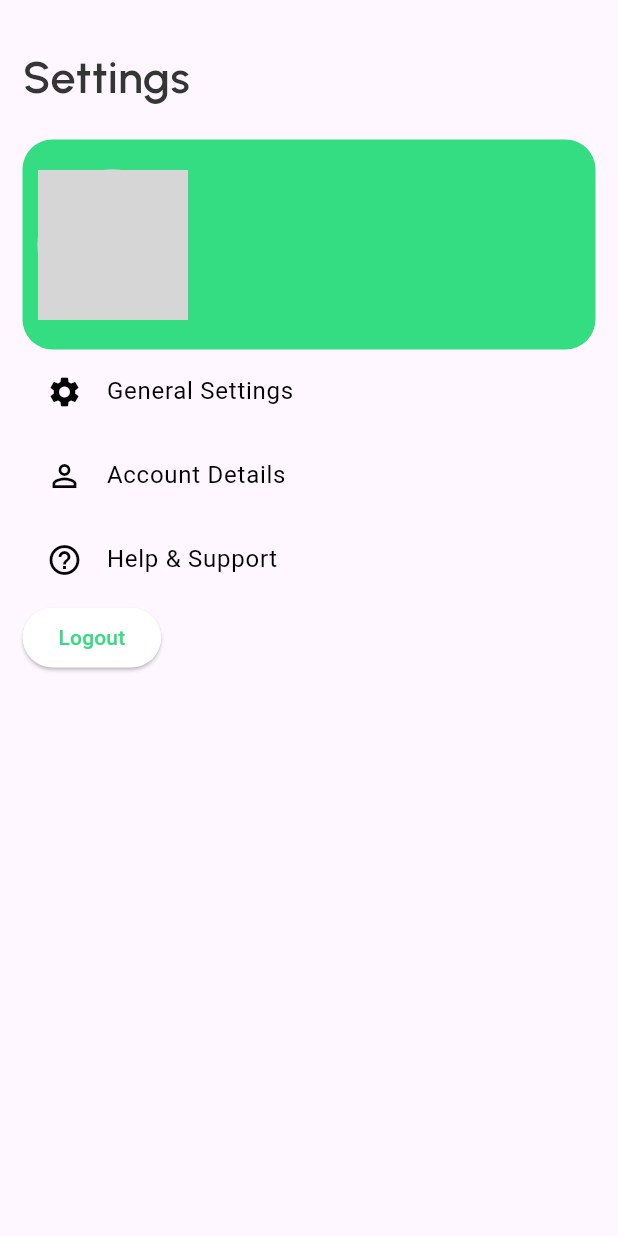
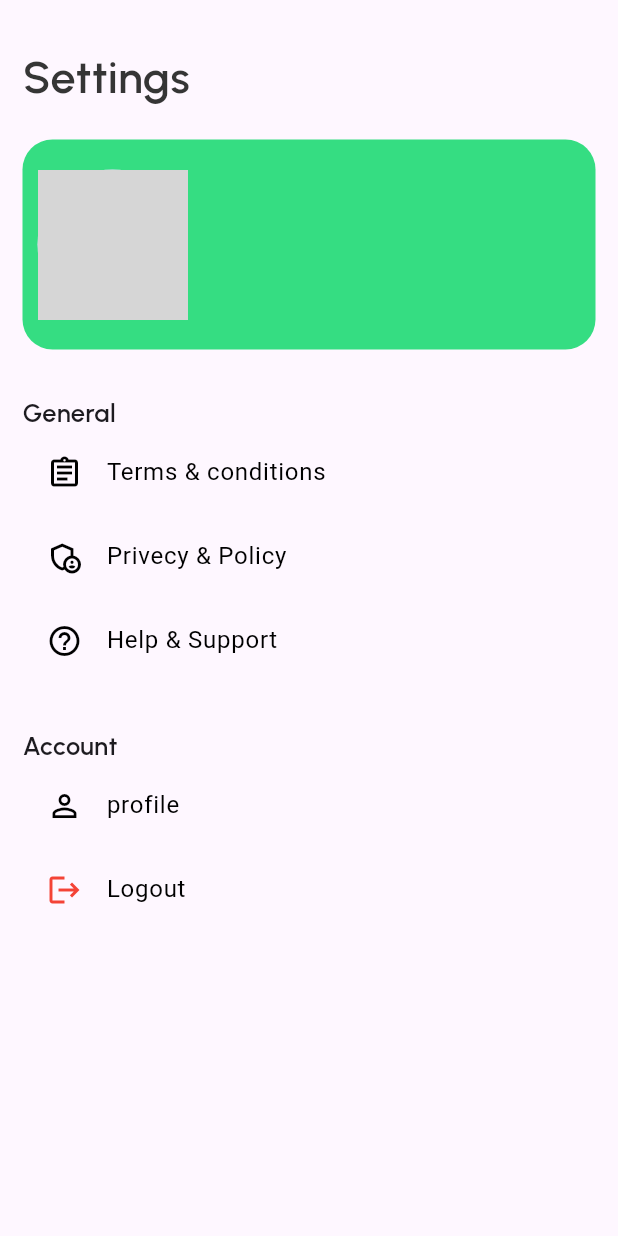
Before and after one commit to adnanpanakkad/Doc2heal_Doctor_App, a Flutter app: the ProfileScreen screen opened directly, on a phone screen of 412 x 824 dp. Run offline on Flutter 3.47's test engine with Material 3 defaults, Android fonts, the phone set to English and light mode, and no system bars; our stand-ins replace cloud_firestore, connectivity, firebase_auth, firebase_core, firebase_storage, get and 2 more; accounts and stored records are empty; network calls fail; statements that could not run were skipped; grey boxes are pictures that could not be loaded.

Commit message:
(Update):doctor profile screen

```diff
--- a/lib/controller/signup_controller.dart
+++ b/lib/controller/signup_controller.dart
@@ -182,12 +182,13 @@ class SignupController extends GetxController {
       File file = File(imagePath);
       TaskSnapshot taskSnapshot = await toUploadImgReference.putFile(file);
       imgurl = await taskSnapshot.ref.getDownloadURL();
+      // await _db.collection("user").doc(userId).update({'coverimag': imageUrl});
       log(imgurl);
       print("Download URL: $imgurl"); // Debug print to check URL
     } catch (e) {
       print("Error uploading image: $e"); // Debug print to check errors
     }
-    return imgurl;
+    return Image.network(imgurl!);
   }
 
   reset() {
--- a/lib/model/doctor_model.dart
+++ b/lib/model/doctor_model.dart
@@ -11,6 +11,8 @@ class DoctorModel {
   final String? email;
   final String? password;
   final String? fees;
+  final String? starttime;
+  final String? endtime;
   late final String? id;
 
   DoctorModel({
@@ -24,6 +26,8 @@ class DoctorModel {
     required this.email,
     required this.password,
     required this.fees,
+    this.starttime,
+    this.endtime,
     required this.id,
   });
 
@@ -43,6 +47,8 @@ class DoctorModel {
       email: data?['email'] ?? '',
       password: data?['password'] ?? '',
       fees: data?['fees'] ?? '',
+      starttime: data?['starttime'] ?? '',
+      endtime: data?['endtime'] ?? '',
       id: data?['id'] ?? '',
     );
   }
@@ -58,6 +64,8 @@ class DoctorModel {
         email: '',
         password: '',
         fees: '',
+        starttime: '',
+        endtime: '',
         id: '');
   }
   Map<String, dynamic> toJson() {
@@ -72,6 +80,8 @@ class DoctorModel {
       'email': email,
       'password': password,
       'fees': fees,
+      'starttime': starttime,
+      'endtime': endtime,
       'uid': id,
     };
   }
--- a/lib/screens/profile_screen.dart
+++ b/lib/screens/profile_screen.dart
@@ -32,18 +32,22 @@ class ProfileScreen extends StatelessWidget {
                 ),
                 const SizedBox(height: 20),
                 DetailContainer(),
+                const SizedBox(height: 30),
+
+                Text('General', style: CustomTextStyle.buttonTextStyle),
                 ListTile(
-                  leading: const Icon(Icons.settings, color: Colors.black),
-                  title: const Text('General Settings',
+                  leading: const Icon(Icons.assignment_outlined,
+                      color: Colors.black),
+                  title: const Text('Terms & conditions',
                       style: TextStyle(color: Colors.black)),
                   onTap: () {
                     // Handle tap on General Settings
                   },
                 ),
                 ListTile(
-                  leading:
-                      const Icon(Icons.person_outline, color: Colors.black),
-                  title: const Text('Account Details',
+                  leading: const Icon(Icons.admin_panel_settings_outlined,
+                      color: Colors.black),
+                  title: const Text('Privecy & Policy',
                       style: TextStyle(color: Colors.black)),
                   onTap: () {
                     // Handle tap on Account Details
@@ -57,8 +61,23 @@ class ProfileScreen extends StatelessWidget {
                     // Handle tap on Help & Support
                   },
                 ),
-                ElevatedButton(
-                  onPressed: () async {
+                const SizedBox(height: 30),
+
+                Text('Account', style: CustomTextStyle.buttonTextStyle),
+                ListTile(
+                  leading:
+                      const Icon(Icons.person_outline, color: Colors.black),
+                  title: const Text('profile',
+                      style: TextStyle(color: Colors.black)),
+                  onTap: () {
+                    // Handle tap on Help & Support
+                  },
+                ),
+                ListTile(
+                  leading: const Icon(Icons.logout, color: Colors.red),
+                  title: const Text('Logout',
+                      style: TextStyle(color: Colors.black)),
+                  onTap: () async {
                     showDialog(
                       context: context,
                       builder: (BuildContext context) {
@@ -71,11 +90,26 @@ class ProfileScreen extends StatelessWidget {
                       },
                     );
                   },
-                  style:
-                      ElevatedButton.styleFrom(backgroundColor: Colors.white),
-                  child: const Text('Logout',
-                      style: TextStyle(color: Appcolor.primaryColor)),
                 ),
+                // ElevatedButton(
+                //   onPressed: () async {
+                //     showDialog(
+                //       context: context,
+                //       builder: (BuildContext context) {
+                //         return CustomPopup(
+                //           onTap: () async {
+                //             await FirebaseAuth.instance.signOut();
+                //             Get.offAll(LoginScreen());
+                //           },
+                //         );
+                //       },
+                //     );
+                //   },
+                //   style:
+                //       ElevatedButton.styleFrom(backgroundColor: Colors.white),
+                //   child: const Text('Logout',
+                //       style: TextStyle(color: Appcolor.primaryColor)),
+                // ),
               ],
             ),
           ),
```
Also changed, not shown: lib/controller/document_controller.dart (+34 -3 lines), lib/screens/chat_screen.dart (+5 -3 lines), lib/screens/document_detailes.dart (+50 -12 lines), lib/screens/messages.dart (+4 -4 lines), lib/widgets/common/time_piker.dart (added, +36 -0 lines).
